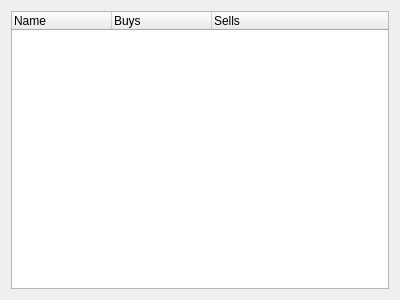
The window that searchresultwidget.ui (cre4ture/minutor-1) describes before a commit, drawn with Qt 5.
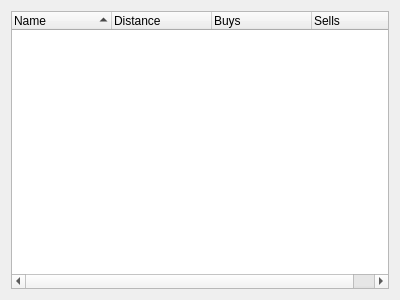
The same window after the commit.

The edit to the form file:
```diff
--- a/searchresultwidget.ui
+++ b/searchresultwidget.ui
@@ -16,11 +16,19 @@
   <layout class="QVBoxLayout" name="verticalLayout">
    <item>
     <widget class="QTreeWidget" name="treeWidget">
+     <property name="sortingEnabled">
+      <bool>true</bool>
+     </property>
      <column>
       <property name="text">
        <string>Name</string>
       </property>
      </column>
+     <column>
+      <property name="text">
+       <string>Distance</string>
+      </property>
+     </column>
      <column>
       <property name="text">
        <string>Buys</string>
```
